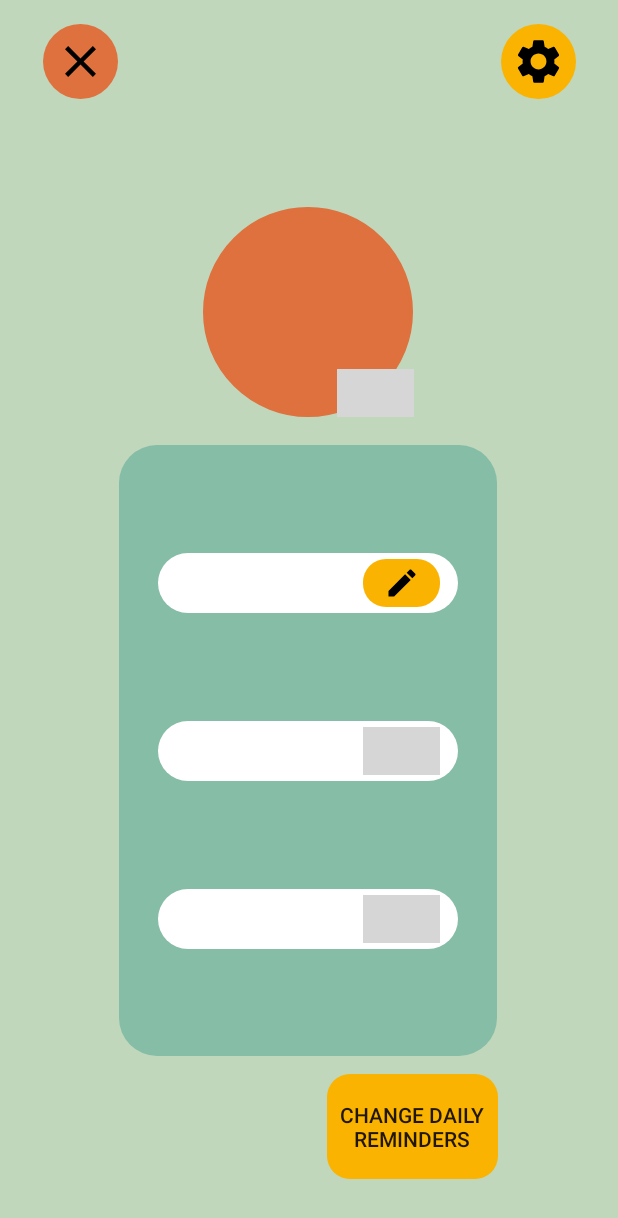
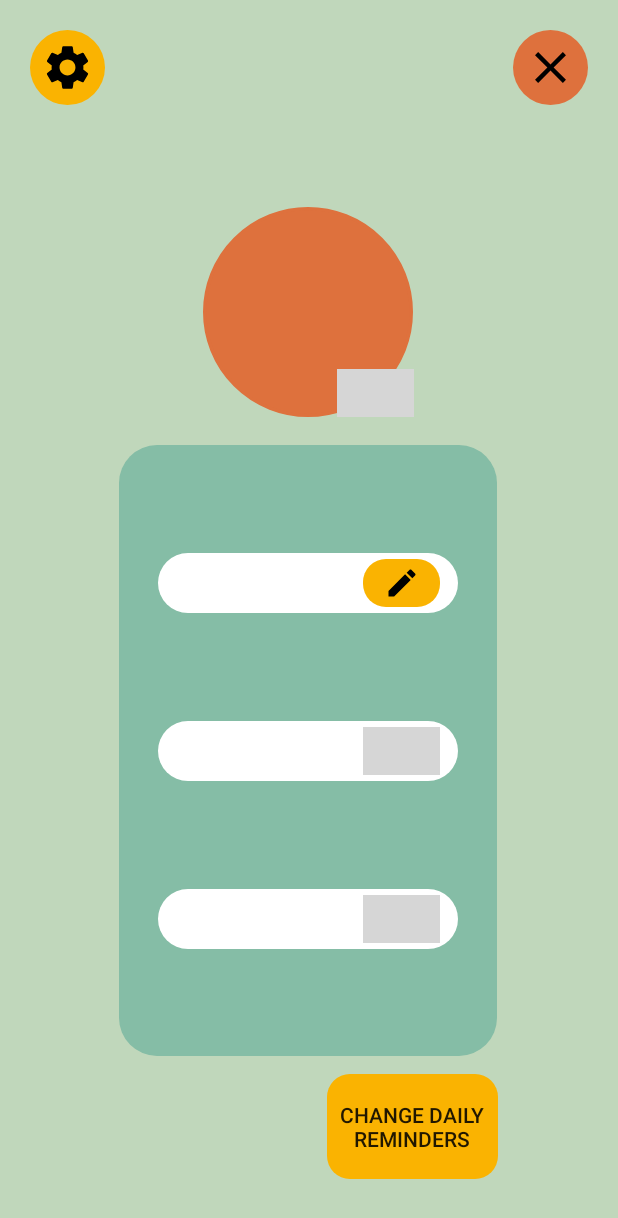
Before and after one commit to MarkSpaghetti/Waterify3.0, an Android app: the Profile screen opened directly, with no data from a screen before it, on a phone screen of 412 x 824 dp. Shown: the top 1218 px of the screen. Run offline under Robolectric (Android 15) with nearby library versions, the phone set to English and light mode, and no system bars; 2 statements that could not run were skipped; grey boxes are pictures that could not be loaded.

Commit message:
profile 2 (change close button)

```diff
--- a/app/src/main/AndroidManifest.xml
+++ b/app/src/main/AndroidManifest.xml
@@ -12,6 +12,9 @@
         android:supportsRtl="true"
         android:theme="@style/Theme.Waterify30"
         tools:targetApi="31">
+        <activity
+            android:name=".UserGarden"
+            android:exported="false" />
         <activity
             android:name=".Cups"
             android:exported="false" />
--- a/app/src/main/res/layout/activity_profile.xml
+++ b/app/src/main/res/layout/activity_profile.xml
@@ -124,30 +124,23 @@
         app:layout_constraintVertical_bias="1.0" />
 
     <ImageButton
-        android:id="@+id/button6"
-        android:layout_width="50dp"
-        android:layout_height="50dp"
-        android:layout_marginTop="16dp"
-        android:background="@drawable/circle"
-        android:src="@drawable/icon_close"
-        android:backgroundTint="@color/red"
-        app:layout_constraintEnd_toStartOf="@+id/button7"
-        app:layout_constraintHorizontal_bias="0.102"
-        app:layout_constraintStart_toStartOf="parent"
-        app:layout_constraintTop_toTopOf="parent" />
-
-    <ImageButton
         android:id="@+id/button7"
         android:layout_width="50dp"
         android:layout_height="50dp"
-        android:layout_marginTop="16dp"
-        android:layout_marginEnd="28dp"
+        android:background="@drawable/circle"
+
+        android:backgroundTint="@color/yellow"
         android:src="@drawable/icon_settings"
+        app:layout_constraintStart_toStartOf="parent"
+        app:layout_constraintTop_toTopOf="parent"
+        android:layout_marginLeft="20dp"
+        android:layout_marginTop="20dp" />
 
-        android:background="@drawable/circle"
-        android:backgroundTint="@color/yellow"
-        app:layout_constraintEnd_toEndOf="parent"
-        app:layout_constraintTop_toTopOf="parent" />
+    <include
+        android:id="@+id/button6"
+        layout="@layout/header_close_button"
+        tools:layout_editor_absoluteX="16dp"
+        tools:layout_editor_absoluteY="64dp" />
 
 
 </androidx.constraintlayout.widget.ConstraintLayout>
```
Also changed, not shown: app/src/main/java/com/project/waterify30/UserGarden.java (added, +14 -0 lines), app/src/main/res/layout/activity_user_garden.xml (added, +10 -0 lines).
